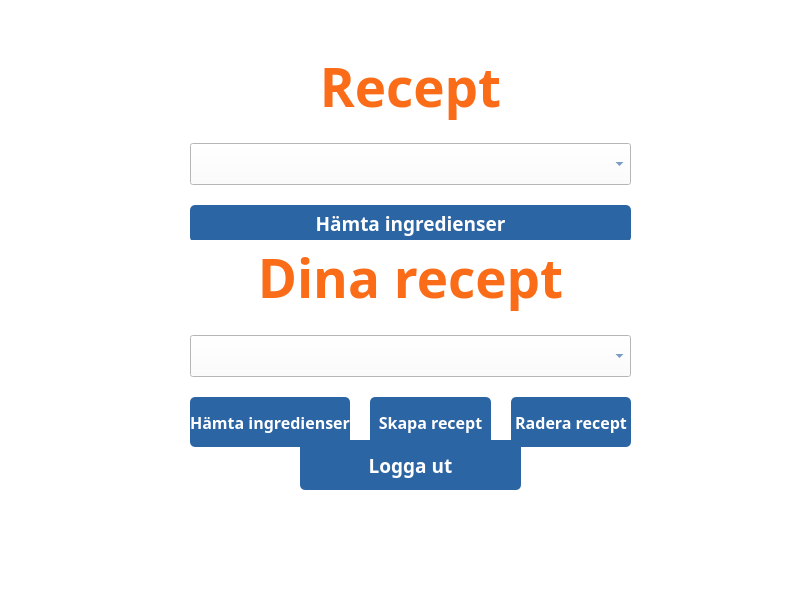
Old version of the form code/viewer/UI/start_menu.ui in the repository marcusgostasson/smartshop.
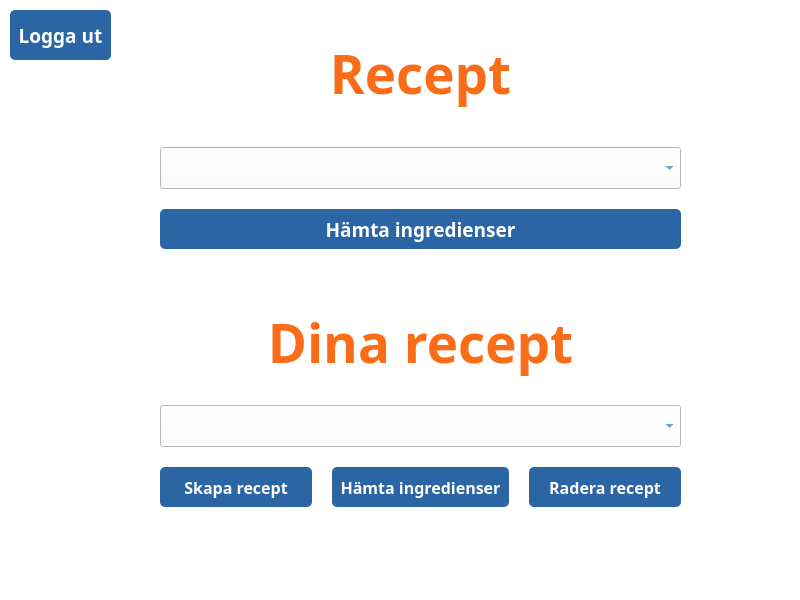
New version of the form. Icons and pictures are not drawn.

The edit to the form file:
```diff
--- a/code/viewer/UI/start_menu.ui
+++ b/code/viewer/UI/start_menu.ui
@@ -16,6 +16,12 @@
     <verstretch>0</verstretch>
    </sizepolicy>
   </property>
+  <property name="minimumSize">
+   <size>
+    <width>0</width>
+    <height>10</height>
+   </size>
+  </property>
   <property name="windowTitle">
    <string>SmartShop</string>
   </property>
@@ -30,10 +36,10 @@
    <widget class="QWidget" name="verticalLayoutWidget">
     <property name="geometry">
      <rect>
-      <x>190</x>
-      <y>50</y>
-      <width>441</width>
-      <height>192</height>
+      <x>160</x>
+      <y>20</y>
+      <width>521</width>
+      <height>229</height>
      </rect>
     </property>
     <layout class="QVBoxLayout" name="verticalLayout">
@@ -98,10 +104,13 @@
      </item>
      <item>
       <widget class="QPushButton" name="get_ingredients_button">
+       <property name="enabled">
+        <bool>true</bool>
+       </property>
        <property name="maximumSize">
         <size>
          <width>2000</width>
-         <height>50</height>
+         <height>40</height>
         </size>
        </property>
        <property name="font">
@@ -154,9 +163,9 @@
    <widget class="QWidget" name="verticalLayoutWidget_2">
     <property name="geometry">
      <rect>
-      <x>190</x>
-      <y>240</y>
-      <width>441</width>
+      <x>160</x>
+      <y>300</y>
+      <width>521</width>
       <height>207</height>
      </rect>
     </property>
@@ -230,65 +239,6 @@
        <property name="spacing">
         <number>20</number>
        </property>
-       <item>
-        <widget class="QPushButton" name="your_get_ingredients_button">
-         <property name="sizePolicy">
-          <sizepolicy hsizetype="Expanding" vsizetype="Fixed">
-           <horstretch>0</horstretch>
-           <verstretch>0</verstretch>
-          </sizepolicy>
-         </property>
-         <property name="maximumSize">
-          <size>
-           <width>2000</width>
-           <height>50</height>
-          </size>
-         </property>
-         <property name="font">
-          <font>
-           <family>Arial Black</family>
-           <pointsize>12</pointsize>
-           <weight>75</weight>
-           <bold>true</bold>
-          </font>
-         </property>
-         <property name="mouseTracking">
-          <bool>true</bool>
-         </property>
-         <property name="styleSheet">
-          <string notr="true">QPushButton {
-	border-style: solid;
-	border-color: #9999aa;
-	border-radius: 5px;
-	color: white;
-	background-color: #3474eb
-}
-
-QPushButton:enabled {
-	background-color: #2C65A4;
-	color: white;
-}
-
-QPushButton:pressed {
-	background-color: #0d2f72;
-	color: #fffffe;
-}
-
-QPushButton:hover:!pressed {
-	background-color: #0034AB;
-	color: white;
-}
-
-QPushButton:disabled {
-	background-color: #aaaaaa;
-	color: #ffffff;
-}</string>
-         </property>
-         <property name="text">
-          <string>Hämta ingredienser</string>
-         </property>
-        </widget>
-       </item>
        <item>
         <widget class="QPushButton" name="create_recipe_button">
          <property name="sizePolicy">
@@ -297,10 +247,16 @@
            <verstretch>0</verstretch>
           </sizepolicy>
          </property>
+         <property name="minimumSize">
+          <size>
+           <width>50</width>
+           <height>40</height>
+          </size>
+         </property>
          <property name="maximumSize">
           <size>
            <width>2000</width>
-           <height>50</height>
+           <height>40</height>
           </size>
          </property>
          <property name="font">
@@ -320,7 +276,8 @@
 	border-color: #9999aa;
 	border-radius: 5px;
 	color: white;
-	background-color: #3474eb
+	background-color: #3474eb;
+	Height: 40px;
 }
 
 QPushButton:enabled {
@@ -348,6 +305,72 @@
          </property>
         </widget>
        </item>
+       <item>
+        <widget class="QPushButton" name="your_get_ingredients_button">
+         <property name="sizePolicy">
+          <sizepolicy hsizetype="Expanding" vsizetype="Fixed">
+           <horstretch>0</horstretch>
+           <verstretch>0</verstretch>
+          </sizepolicy>
+         </property>
+         <property name="minimumSize">
+          <size>
+           <width>0</width>
+           <height>40</height>
+          </size>
+         </property>
+         <property name="maximumSize">
+          <size>
+           <width>2000</width>
+           <height>40</height>
+          </size>
+         </property>
+         <property name="font">
+          <font>
+           <family>Arial Black</family>
+           <pointsize>12</pointsize>
+           <weight>75</weight>
+           <bold>true</bold>
+          </font>
+         </property>
+         <property name="mouseTracking">
+          <bool>true</bool>
+         </property>
+         <property name="styleSheet">
+          <string notr="true">QPushButton {
+	border-style: solid;
+	border-color: #9999aa;
+	border-radius: 5px;
+	color: white;
+	background-color: #3474eb;
+	Height: 40px
+}
+
+QPushButton:enabled {
+	background-color: #2C65A4;
+	color: white;
+}
+
+QPushButton:pressed {
+	background-color: #0d2f72;
+	color: #fffffe;
+}
+
+QPushButton:hover:!pressed {
+	background-color: #0034AB;
+	color: white;
+}
+
+QPushButton:disabled {
+	background-color: #aaaaaa;
+	color: #ffffff;
+}</string>
+         </property>
+         <property name="text">
+          <string>  Hämta ingredienser  </string>
+         </property>
+        </widget>
+       </item>
        <item>
         <widget class="QPushButton" name="delete_recipe_button">
          <property name="sizePolicy">
@@ -359,7 +382,13 @@
          <property name="minimumSize">
           <size>
            <width>50</width>
-           <height>50</height>
+           <height>40</height>
+          </size>
+         </property>
+         <property name="maximumSize">
+          <size>
+           <width>2000</width>
+           <height>40</height>
           </size>
          </property>
          <property name="font">
@@ -376,7 +405,8 @@
 	border-color: #9999aa;
 	border-radius: 5px;
 	color: white;
-	background-color: #3474eb
+	background-color: #3474eb;
+	Height: 40px
 }
 
 QPushButton:enabled {
@@ -412,9 +442,9 @@
    <widget class="QPushButton" name="logout_button">
     <property name="geometry">
      <rect>
-      <x>300</x>
-      <y>440</y>
-      <width>221</width>
+      <x>10</x>
+      <y>10</y>
+      <width>101</width>
       <height>50</height>
      </rect>
     </property>
```
Left out of the diff: 5 changed lines with no effect on the pictures.
